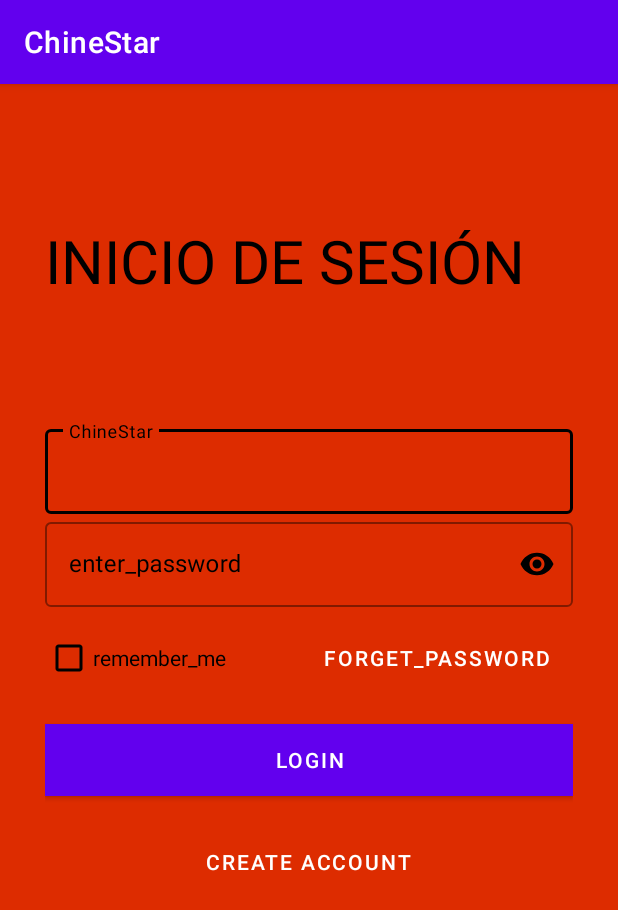
After one commit to RzoPinedo/ChinestarApp, an Android app: the _LoginActivity screen opened directly, with no data from a screen before it, on a phone screen of 412 x 824 dp. The commit adds this screen. Shown: the top 910 px of the screen. Run offline under Robolectric (Android 15) with nearby library versions, the phone set to English and light mode, and no system bars; Roboto replaces fonts that are not available here.

Commit message:
login terminado

```diff
--- a/app/src/main/AndroidManifest.xml
+++ b/app/src/main/AndroidManifest.xml
@@ -6,15 +6,18 @@
     <application
         android:allowBackup="true"
         android:dataExtractionRules="@xml/data_extraction_rules"
+        android:fitsSystemWindows="true"
         android:fullBackupContent="@xml/backup_rules"
         android:icon="@mipmap/ic_launcher"
         android:label="@string/app_name"
         android:roundIcon="@mipmap/ic_launcher_round"
         android:supportsRtl="true"
         android:theme="@style/Theme.ChinestarApp"
-        tools:targetApi="31"
         android:windowSoftInputMode="adjustResize"
-        android:fitsSystemWindows="true">
+        tools:targetApi="31">
+        <activity
+            android:name="._LoginActivity"
+            android:exported="false" />
         <activity
             android:name=".RegistroActivity"
             android:exported="false" />
--- a/app/src/main/java/idat/dami/chinestarapp/LoginActivity.java
+++ b/app/src/main/java/idat/dami/chinestarapp/LoginActivity.java
@@ -4,11 +4,16 @@ package idat.dami.chinestarapp;
 import android.content.Intent;
 import android.os.Bundle;
 import android.view.View;
-
+import android.widget.Button;
+import android.widget.Toast;
 import androidx.appcompat.app.AppCompatActivity;
+import com.google.android.material.textfield.TextInputLayout;
 
 
 public class LoginActivity extends AppCompatActivity {
+    TextInputLayout usuario;
+    TextInputLayout password;
+    Button btnIngresar;
 
 
     @Override
@@ -16,7 +21,9 @@ public class LoginActivity extends AppCompatActivity {
         super.onCreate(savedInstanceState);
         setContentView(R.layout.activity_login);
 
-
+        usuario = findViewById(R.id.edUsuario);
+        password = findViewById(R.id.edPassword);
+        btnIngresar = findViewById(R.id.btnIngresar);
     }
 
     //método para enlazar a otros activity
@@ -25,4 +32,25 @@ public class LoginActivity extends AppCompatActivity {
         startActivity(objInicio);
     }
 
+    public void validarAcceso(View view) {
+        String vUsuario = usuario.getEditText().getText().toString();
+        String vPassword = password.getEditText().getText().toString();
+
+        if (vUsuario.isEmpty() && vPassword.isEmpty()) {
+            Toast.makeText(this, "Ingrese usuario y password", Toast.LENGTH_LONG).show();
+        } else if (vUsuario.isEmpty()) {
+            Toast.makeText(this, "Ingrese usuario", Toast.LENGTH_LONG).show();
+        } else if (vPassword.isEmpty()) {
+            Toast.makeText(this, "Ingrese password", Toast.LENGTH_LONG).show();
+        } else if (vUsuario.equals("admin") && vPassword.equals("admin")) {
+            Toast.makeText(this, "Credenciales válidas", Toast.LENGTH_LONG).show();
+            Intent objInicio = new Intent(this, CinesActivity.class);
+            startActivity(objInicio);
+
+        } else {
+            Toast.makeText(this, "Acceso denegado", Toast.LENGTH_LONG).show();
+        }
+    }
+
+
 }
--- /dev/null
+++ b/app/src/main/java/idat/dami/chinestarapp/_LoginActivity.java
@@ -0,0 +1,14 @@
+package idat.dami.chinestarapp;
+
+import androidx.appcompat.app.AppCompatActivity;
+
+import android.os.Bundle;
+
+public class _LoginActivity extends AppCompatActivity {
+
+    @Override
+    protected void onCreate(Bundle savedInstanceState) {
+        super.onCreate(savedInstanceState);
+        setContentView(R.layout.activity_login2);
+    }
+}
--- a/app/src/main/res/layout/activity_login.xml
+++ b/app/src/main/res/layout/activity_login.xml
@@ -7,6 +7,7 @@
     android:animateLayoutChanges="true"
     android:background="@drawable/fondo_login"
     android:gravity="center_horizontal|center_vertical"
+    android:onClick="validarAcceso"
     android:orientation="vertical"
     tools:context=".LoginActivity">
 
@@ -63,7 +64,11 @@
 
                             <com.google.android.material.textfield.TextInputEditText
                                 android:layout_width="match_parent"
-                                android:layout_height="wrap_content" />
+                                android:layout_height="wrap_content"
+                                android:imeOptions="actionNext"
+                                android:background="@color/white"
+                                android:inputType="textEmailAddress"
+                                android:typeface="sans"/>
 
                         </com.google.android.material.textfield.TextInputLayout>
 
@@ -79,7 +84,10 @@
                             <com.google.android.material.textfield.TextInputEditText
                                 android:layout_width="match_parent"
                                 android:layout_height="wrap_content"
-                                android:inputType="textPassword" />
+                                android:imeOptions="actionNext"
+                                android:background="@color/white"
+                                android:inputType="textPassword"
+                                android:typeface="sans" />
 
                         </com.google.android.material.textfield.TextInputLayout>
 
@@ -96,7 +104,7 @@
                             android:layout_width="match_parent"
                             android:layout_height="wrap_content"
                             android:layout_gravity="center_vertical|center_horizontal"
-                            android:onClick="irAInicio"
+                            android:onClick="validarAcceso"
                             android:text="@string/btn_ingresar" />
                     </LinearLayout>
 
--- /dev/null
+++ b/app/src/main/res/layout/activity_login2.xml
@@ -0,0 +1,176 @@
+<?xml version="1.0" encoding="utf-8"?>
+<ScrollView xmlns:android="http://schemas.android.com/apk/res/android"
+    xmlns:app="http://schemas.android.com/apk/res-auto"
+    xmlns:tools="http://schemas.android.com/tools"
+    android:layout_width="match_parent"
+    android:layout_height="match_parent"
+    android:background="@color/primaryColor"
+    android:padding="30dp"
+    android:transitionName="transition_login"
+    tools:context="._LoginActivity">
+
+    <LinearLayout
+        android:layout_width="match_parent"
+        android:layout_height="wrap_content"
+        android:orientation="vertical">
+
+
+        <ImageView
+            android:id="@+id/login_back_button"
+            android:layout_width="wrap_content"
+            android:layout_height="wrap_content"
+            android:padding="5dp"
+             />
+
+
+        <TextView
+            android:layout_width="wrap_content"
+            android:layout_height="wrap_content"
+            android:layout_marginTop="50dp"
+            android:text="@string/login_titulo"
+            android:textAllCaps="true"
+            android:textColor="@color/black"
+            android:textSize="40sp" />
+
+
+        <RelativeLayout
+            android:layout_width="match_parent"
+            android:layout_height="wrap_content"
+            android:layout_marginTop="80dp">
+
+
+            <com.google.android.material.textfield.TextInputLayout
+                android:id="@+id/login_phone_number"
+                style="@style/Widget.MaterialComponents.TextInputLayout.OutlinedBox"
+                android:layout_width="match_parent"
+                android:layout_height="wrap_content"
+                android:hint="@string/app_name"
+                android:textColorHint="@color/black"
+                app:boxStrokeColor="@color/black"
+                app:boxStrokeWidthFocused="2dp"
+                app:endIconMode="clear_text"
+                app:endIconTint="@color/black"
+                app:hintTextColor="@color/black"
+                app:startIconTint="@color/black">
+
+
+                <com.google.android.material.textfield.TextInputEditText
+                    android:id="@+id/login_phone_number_editText"
+                    android:layout_width="match_parent"
+                    android:layout_height="match_parent"
+                    android:inputType="phone"
+                    android:textColor="@color/black"
+                    android:textCursorDrawable="@null" />
+
+
+            </com.google.android.material.textfield.TextInputLayout>
+
+
+            <com.google.android.material.textfield.TextInputLayout
+                android:id="@+id/login_password"
+                style="@style/Widget.MaterialComponents.TextInputLayout.OutlinedBox"
+                android:layout_width="match_parent"
+                android:layout_height="wrap_content"
+                android:layout_below="@id/login_phone_number"
+                android:hint="enter_password"
+                android:textColorHint="@color/black"
+                app:boxStrokeColor="@color/black"
+                app:boxStrokeWidthFocused="2dp"
+                app:endIconMode="password_toggle"
+                app:endIconTint="@color/black"
+                app:hintTextColor="@color/black"
+                app:startIconTint="@color/black">
+
+
+                <com.google.android.material.textfield.TextInputEditText
+                    android:id="@+id/login_password_editText"
+                    android:layout_width="match_parent"
+                    android:layout_height="match_parent"
+                    android:inputType="textPassword"
+                    android:textColor="@color/black" />
+
+
+            </com.google.android.material.textfield.TextInputLayout>
+
+
+            <RelativeLayout
+                android:id="@+id/forget_password_block"
+                android:layout_width="match_parent"
+                android:layout_height="wrap_content"
+                android:layout_below="@id/login_password"
+                android:layout_marginTop="10dp">
+
+
+                <CheckBox
+                    android:id="@+id/remember_me"
+                    style="@style/Widget.AppCompat.CompoundButton.CheckBox"
+                    android:layout_width="wrap_content"
+                    android:layout_height="wrap_content"
+                    android:layout_centerVertical="true"
+                    android:buttonTint="@color/black"
+                    android:text="remember_me"
+                    android:textColor="@color/black" />
+
+
+                <Button
+                    android:layout_width="wrap_content"
+                    android:layout_height="wrap_content"
+                    android:layout_alignParentEnd="true"
+                    android:layout_alignParentRight="true"
+                    android:background="#00000000"
+                    android:onClick="callForgetPassword"
+                    android:text="forget_password" />
+
+
+            </RelativeLayout>
+
+
+            <Button
+                android:id="@+id/letTheUserLogIn"
+                android:layout_width="match_parent"
+                android:layout_height="wrap_content"
+                android:layout_below="@id/forget_password_block"
+                android:layout_marginTop="20dp"
+                android:background="@color/black"
+                android:onClick="letTheUserLoggedIn"
+                android:text="login"
+                android:textColor="@color/white" />
+
+
+            <Button
+                android:layout_width="wrap_content"
+                android:layout_height="wrap_content"
+                android:layout_below="@id/letTheUserLogIn"
+                android:layout_centerHorizontal="true"
+                android:layout_marginTop="20dp"
+                android:background="#00000000"
+                android:onClick="callSignUpFromLogin"
+                android:text="Create Account" />
+
+
+            <RelativeLayout
+                android:id="@+id/login_progress_bar"
+                android:layout_width="wrap_content"
+                android:layout_height="wrap_content"
+                android:layout_centerInParent="true"
+                android:elevation="8dp"
+                android:padding="20dp"
+                android:visibility="gone">
+
+
+                <ProgressBar
+                    android:layout_width="30dp"
+                    android:layout_height="30dp"
+                    android:layout_centerInParent="true" />
+
+
+            </RelativeLayout>
+
+
+        </RelativeLayout>
+
+
+    </LinearLayout>
+
+
+</ScrollView>
```
